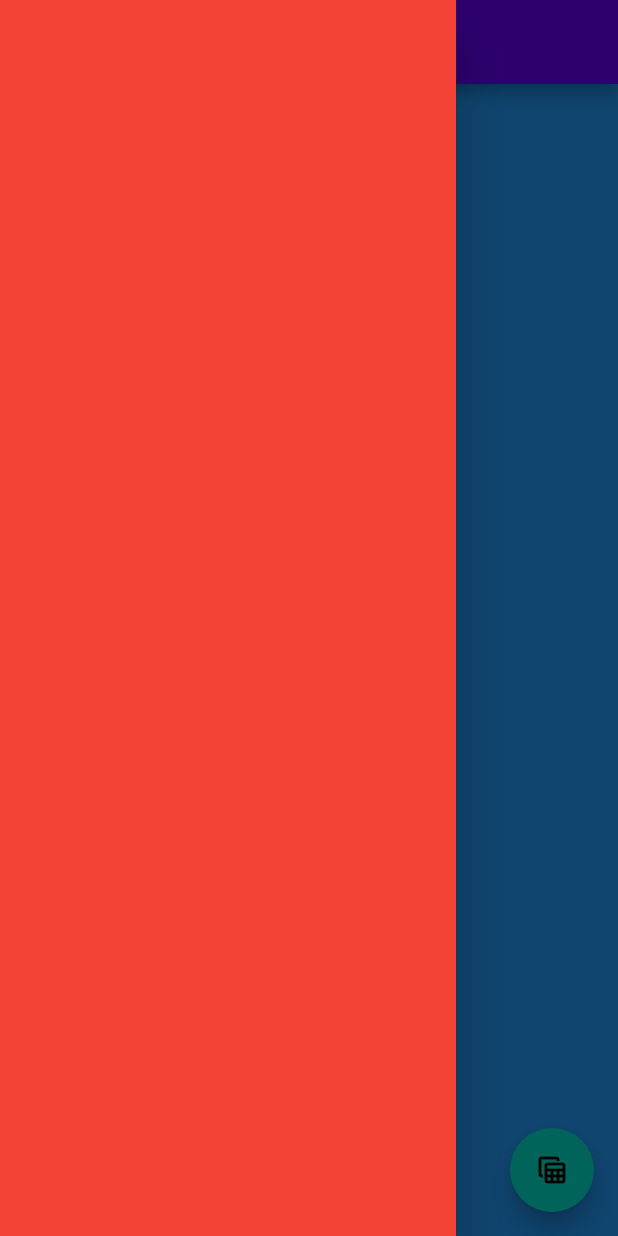
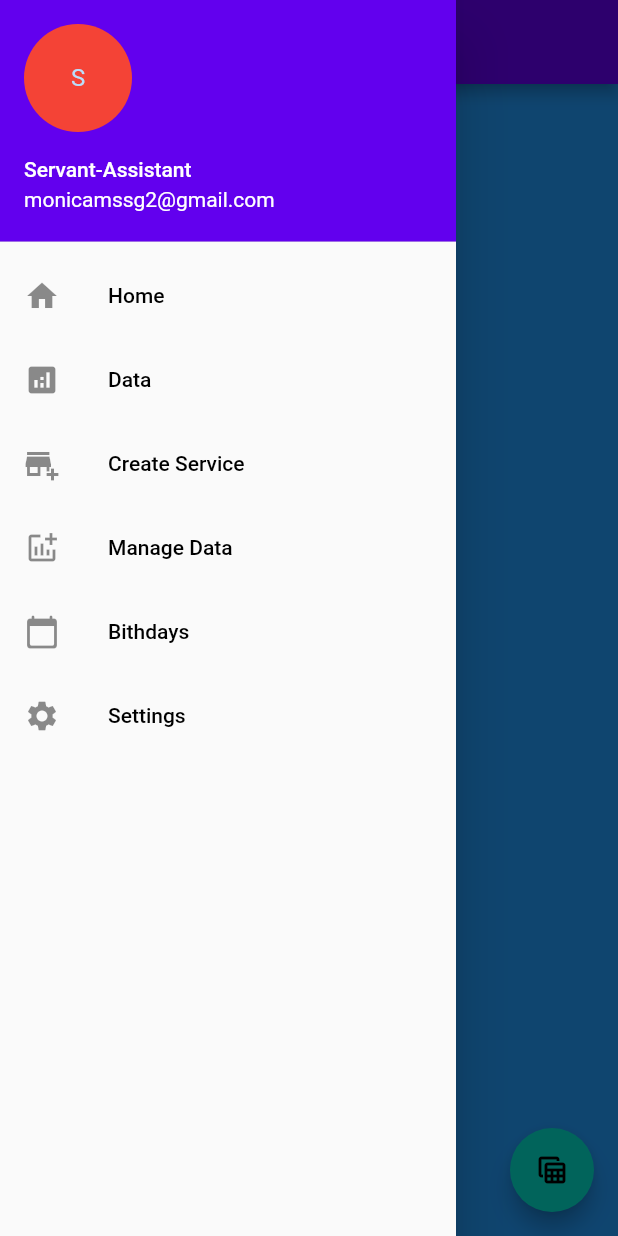
Before and after one commit to MagdyYacoub1/Servant-Assistant, a Flutter app: the screen it shows after launch, with the side drawer open, on a phone screen of 412 x 824 dp. Run offline on Flutter 3.47's test engine with Material 2 defaults, Android fonts, the phone set to English and light mode, and no system bars.

Commit message:
Drawer List Created

```diff
--- a/lib/widgets/side_bar.dart
+++ b/lib/widgets/side_bar.dart
@@ -6,9 +6,55 @@ class SideBar extends StatelessWidget {
   @override
   Widget build(BuildContext context) {
     return Drawer(
-      child: Container(
-        color: Colors.red,
+      child: Column(
+        children: [
+          UserAccountsDrawerHeader(
+              currentAccountPicture: CircleAvatar(backgroundColor: Colors.red, child: Text("S")),
+              accountName: Text("Servant-Assistant"),
+              accountEmail: Text("monicamssg2@gmail.com")),
+          ListTile(
+            title: Text("Home"),
+            textColor: Colors.black,
+            leading: Icon(Icons.home),
+            onTap: (){},
+          ),
+          ListTile(
+            title: Text("Data"),
+            textColor: Colors.black,
+            leading: Icon(Icons.analytics),
+            onTap: (){},
+          ),
+          ListTile(
+            title: Text("Create Service"),
+            textColor: Colors.black,
+            leading: Icon(Icons.add_business),
+            onTap: (){},
+          ),          ListTile(
+            title: Text("Manage Data"),
+            textColor: Colors.black,
+            leading: Icon(Icons.addchart),
+            onTap: (){},
+          ),
+          ListTile(
+            title: Text("Bithdays"),
+            textColor: Colors.black,
+            leading: Icon(Icons.calendar_today_rounded),
+            onTap: (){},
+          ),
+          ListTile(
+            title: Text("Settings"),
+            textColor: Colors.black,
+            leading: Icon(Icons.settings),
+            onTap: (){},
+          ),
+
+
+
+
+
+        ],
       ),
+
     );
   }
 }
```
Also changed, not shown: pubspec.lock.
